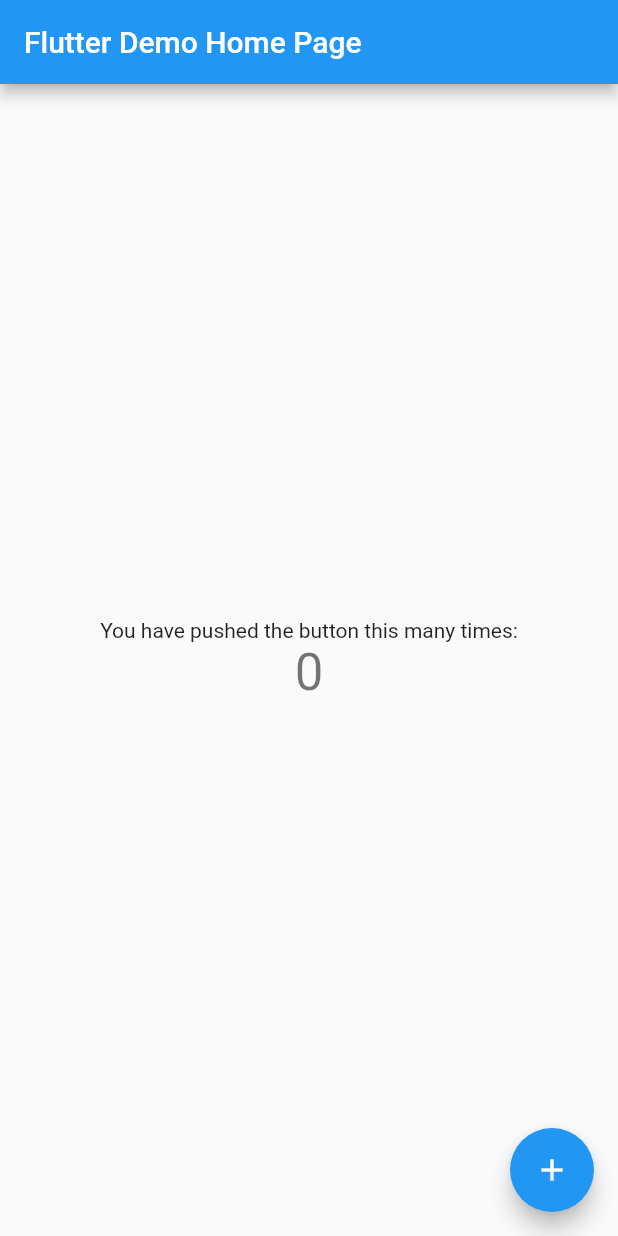
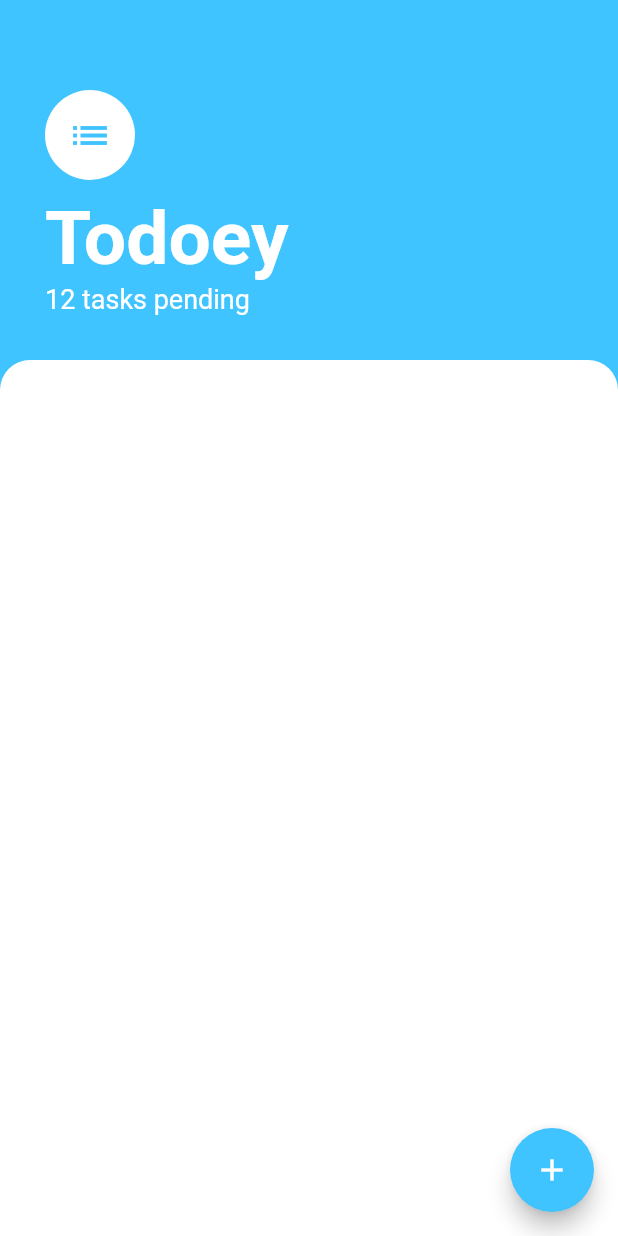
Before and after one commit to maxrangel/todoey-flutter, a Flutter app: the screen it shows after launch, on a phone screen of 412 x 824 dp. Run offline on Flutter 3.47's test engine with Material 2 defaults, Android fonts, the phone set to English and light mode, and no system bars.

Commit message:
finished designing app

```diff
--- a/lib/main.dart
+++ b/lib/main.dart
@@ -1,117 +1,17 @@
 import 'package:flutter/material.dart';
+
+// SCREENS
+import 'package:todoey/screens/tasks_screen.dart';
 
 void main() {
   runApp(MyApp());
 }
 
 class MyApp extends StatelessWidget {
-  // This widget is the root of your application.
   @override
   Widget build(BuildContext context) {
     return MaterialApp(
-      title: 'Flutter Demo',
-      theme: ThemeData(
-        // This is the theme of your application.
-        //
-        // Try running your application with "flutter run". You'll see the
-        // application has a blue toolbar. Then, without quitting the app, try
-        // changing the primarySwatch below to Colors.green and then invoke
-        // "hot reload" (press "r" in the console where you ran "flutter run",
-        // or simply save your changes to "hot reload" in a Flutter IDE).
-        // Notice that the counter didn't reset back to zero; the application
-        // is not restarted.
-        primarySwatch: Colors.blue,
-        // This makes the visual density adapt to the platform that you run
-        // the app on. For desktop platforms, the controls will be smaller and
-        // closer together (more dense) than on mobile platforms.
-        visualDensity: VisualDensity.adaptivePlatformDensity,
-      ),
-      home: MyHomePage(title: 'Flutter Demo Home Page'),
+      home: TasksScreen(),
     );
   }
 }
-
-class MyHomePage extends StatefulWidget {
-  MyHomePage({Key key, this.title}) : super(key: key);
-
-  // This widget is the home page of your application. It is stateful, meaning
-  // that it has a State object (defined below) that contains fields that affect
-  // how it looks.
-
-  // This class is the configuration for the state. It holds the values (in this
-  // case the title) provided by the parent (in this case the App widget) and
-  // used by the build method of the State. Fields in a Widget subclass are
-  // always marked "final".
-
-  final String title;
-
-  @override
-  _MyHomePageState createState() => _MyHomePageState();
-}
-
-class _MyHomePageState extends State<MyHomePage> {
-  int _counter = 0;
-
-  void _incrementCounter() {
-    setState(() {
-      // This call to setState tells the Flutter framework that something has
-      // changed in this State, which causes it to rerun the build method below
-      // so that the display can reflect the updated values. If we changed
-      // _counter without calling setState(), then the build method would not be
-      // called again, and so nothing would appear to happen.
-      _counter++;
-    });
-  }
-
-  @override
-  Widget build(BuildContext context) {
-    // This method is rerun every time setState is called, for instance as done
-    // by the _incrementCounter method above.
-    //
-    // The Flutter framework has been optimized to make rerunning build methods
-    // fast, so that you can just rebuild anything that needs updating rather
-    // than having to individually change instances of widgets.
-    return Scaffold(
-      appBar: AppBar(
-        // Here we take the value from the MyHomePage object that was created by
-        // the App.build method, and use it to set our appbar title.
-        title: Text(widget.title),
-      ),
-      body: Center(
-        // Center is a layout widget. It takes a single child and positions it
-        // in the middle of the parent.
-        child: Column(
-          // Column is also a layout widget. It takes a list of children and
-          // arranges them vertically. By default, it sizes itself to fit its
-          // children horizontally, and tries to be as tall as its parent.
-          //
-          // Invoke "debug painting" (press "p" in the console, choose the
-          // "Toggle Debug Paint" action from the Flutter Inspector in Android
-          // Studio, or the "Toggle Debug Paint" command in Visual Studio Code)
-          // to see the wireframe for each widget.
-          //
-          // Column has various properties to control how it sizes itself and
-          // how it positions its children. Here we use mainAxisAlignment to
-          // center the children vertically; the main axis here is the vertical
-          // axis because Columns are vertical (the cross axis would be
-          // horizontal).
-          mainAxisAlignment: MainAxisAlignment.center,
-          children: <Widget>[
-            Text(
-              'You have pushed the button this many times:',
-            ),
-            Text(
-              '$_counter',
-              style: Theme.of(context).textTheme.headline4,
-            ),
-          ],
-        ),
-      ),
-      floatingActionButton: FloatingActionButton(
-        onPressed: _incrementCounter,
-        tooltip: 'Increment',
-        child: Icon(Icons.add),
-      ), // This trailing comma makes auto-formatting nicer for build methods.
-    );
-  }
-}
--- /dev/null
+++ b/lib/screens/tasks_screen.dart
@@ -0,0 +1,68 @@
+import 'package:flutter/material.dart';
+
+class TasksScreen extends StatelessWidget {
+  @override
+  Widget build(BuildContext context) {
+    return Scaffold(
+      backgroundColor: Colors.lightBlueAccent,
+      floatingActionButton: FloatingActionButton(
+        backgroundColor: Colors.lightBlueAccent,
+        child: Icon(
+          Icons.add,
+        ),
+      ),
+      body: Column(
+        crossAxisAlignment: CrossAxisAlignment.start,
+        children: <Widget>[
+          Container(
+            padding: EdgeInsets.only(
+                top: 60.0, left: 30.0, right: 30.0, bottom: 30.0),
+            child: Column(
+              crossAxisAlignment: CrossAxisAlignment.start,
+              children: <Widget>[
+                CircleAvatar(
+                  child: Icon(
+                    Icons.list,
+                    size: 30.0,
+                    color: Colors.lightBlueAccent,
+                  ),
+                  backgroundColor: Colors.white,
+                  radius: 30.0,
+                ),
+                SizedBox(
+                  height: 10.0,
+                ),
+                Text(
+                  'Todoey',
+                  style: TextStyle(
+                    color: Colors.white,
+                    fontSize: 50.0,
+                    fontWeight: FontWeight.w700,
+                  ),
+                ),
+                Text(
+                  '12 tasks pending',
+                  style: TextStyle(
+                    color: Colors.white,
+                    fontSize: 18.0,
+                  ),
+                ),
+              ],
+            ),
+          ),
+          Expanded(
+            child: Container(
+              decoration: BoxDecoration(
+                color: Colors.white,
+                borderRadius: BorderRadius.only(
+                  topLeft: Radius.circular(20.0),
+                  topRight: Radius.circular(20.0),
+                ),
+              ),
+            ),
+          ),
+        ],
+      ),
+    );
+  }
+}
```
